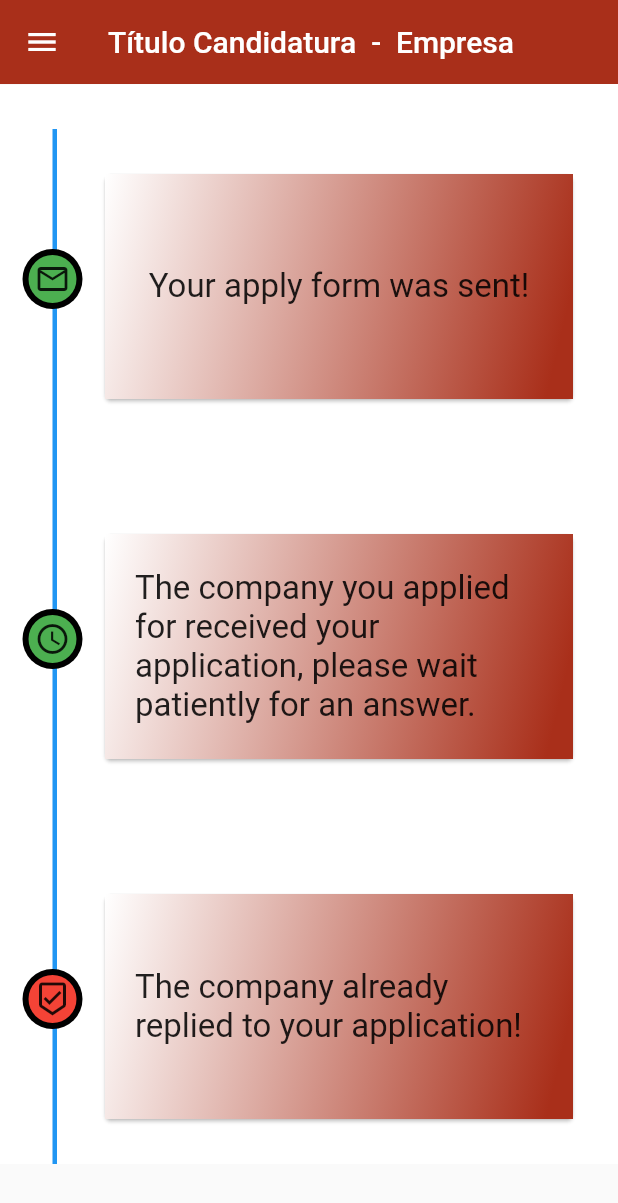
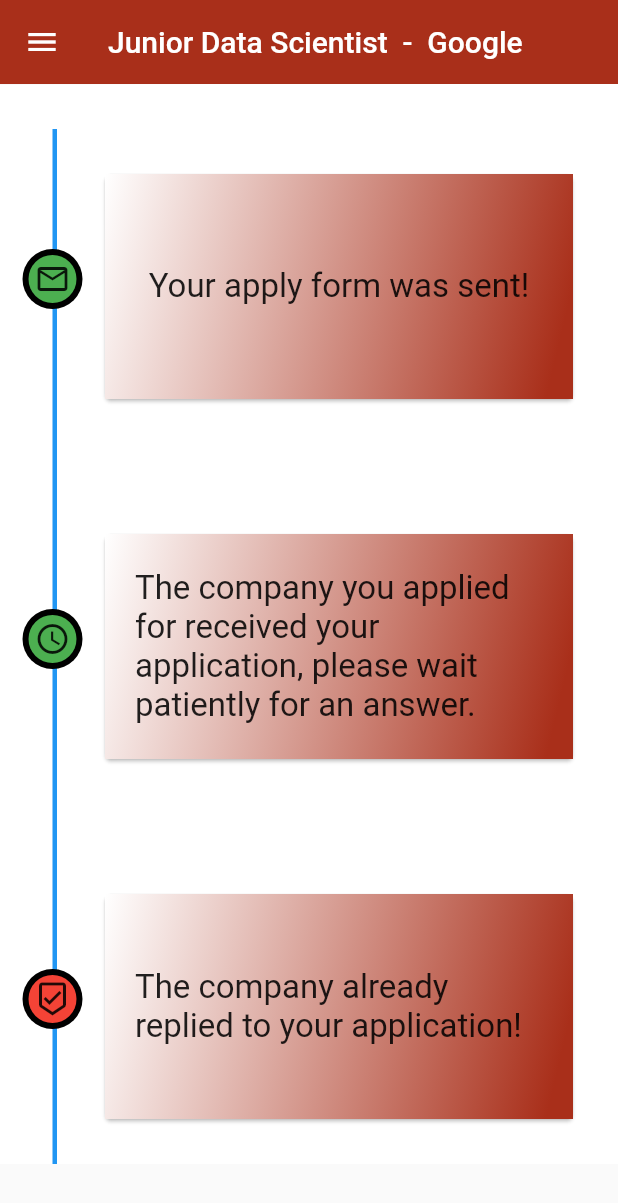
Before and after one commit to afonsom1719/FEUP-Jobs, a Flutter app: the ListPage screen opened directly, after a tap on "Junior Data Scientist", on a phone screen of 412 x 824 dp. Shown: the top 1203 px of the screen. Run offline on Flutter 3.47's test engine with Material 2 defaults, Android fonts, the light colour scheme and no system bars; our stand-ins replace intl_phone_number_input.

Commit message:
Interaction between all applications page and detailed application is improved, still can improve

```diff
--- a/feup_jobs/lib/Apply_State_Page.dart
+++ b/feup_jobs/lib/Apply_State_Page.dart
@@ -1,11 +1,13 @@
-// ignore_for_file: unnecessary_new, unnecessary_const
+// ignore_for_file: unnecessary_new, unnecessary_const, unnecessary_this
 
 import 'package:feup_jobs/Components/NavigationBar.dart';
 import 'package:flutter/material.dart';
 
 // ignore: must_be_immutable
 class ApplyPageState extends StatelessWidget {
-  ApplyPageState({Key? key}) : super(key: key);
+  final String applicationName;
+  final String company;
+  ApplyPageState({required this.applicationName, required this.company});
 
   static const String _title = 'FEUP Jobs';
 
@@ -18,7 +20,7 @@ class ApplyPageState extends StatelessWidget {
       title: _title,
       home: Scaffold(
         key: _scaffoldkey,
-        appBar: topAppBar,
+        appBar: topAppBar(this.applicationName, company),
         drawer: const CustomDrawer(),
         body: const ApplyStateWidget(),
       ),
@@ -121,9 +123,11 @@ class _ApplyStateWidget extends State<ApplyStateWidget> {
   }
 }
 
-final topAppBar = AppBar(
-  elevation: 0.1,
-  backgroundColor: const Color.fromARGB(255, 169, 47, 26),
-  title: const Text("Título Candidatura  -  Empresa"),
-  actions: <Widget>[],
-);
+AppBar topAppBar(String applicationName, String company) {
+  return AppBar(
+    elevation: 0.1,
+    backgroundColor: const Color.fromARGB(255, 169, 47, 26),
+    title: Text(applicationName + "  -  " + company),
+    actions: <Widget>[],
+  );
+}
--- a/feup_jobs/lib/applicationsPage.dart
+++ b/feup_jobs/lib/applicationsPage.dart
@@ -73,8 +73,12 @@ class _ListPageState extends State<ListPage> {
           trailing: const Icon(Icons.keyboard_arrow_right,
               color: Colors.white, size: 30.0),
           onTap: () {
-            Navigator.push(context,
-                MaterialPageRoute(builder: (context) => ApplyPageState()));
+            Navigator.push(
+                context,
+                MaterialPageRoute(
+                    builder: (context) => ApplyPageState(
+                        applicationName: application.title,
+                        company: application.company)));
           },
         );
 
--- a/feup_jobs/lib/contactForm.dart
+++ b/feup_jobs/lib/contactForm.dart
@@ -173,13 +173,7 @@ class _MyStatefulWidgetState extends State<MyStatefulWidget> {
                 color: Colors.orange,
                 padding: const EdgeInsets.fromLTRB(10, 0, 10, 0),
                 child: ElevatedButton(
-                    onPressed: () {
-                      Navigator.push(
-                        context,
-                        MaterialPageRoute(
-                            builder: (context) => ApplyPageState()),
-                      );
-                    },
+                    onPressed: () {},
                     style: ElevatedButton.styleFrom(
                       primary: const Color.fromARGB(255, 169, 47, 26),
                     ),
```
